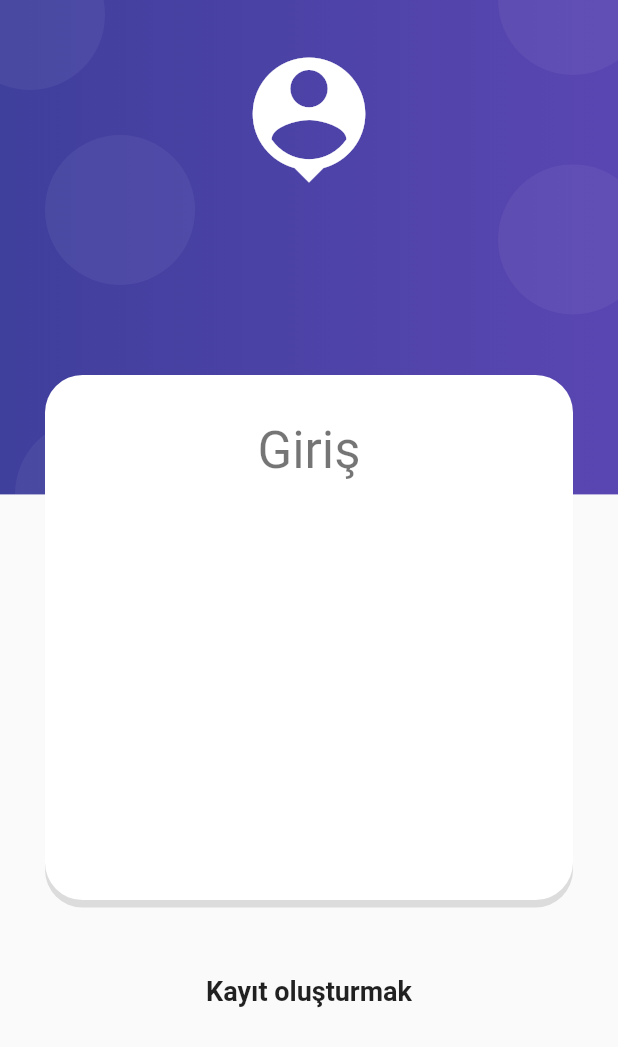
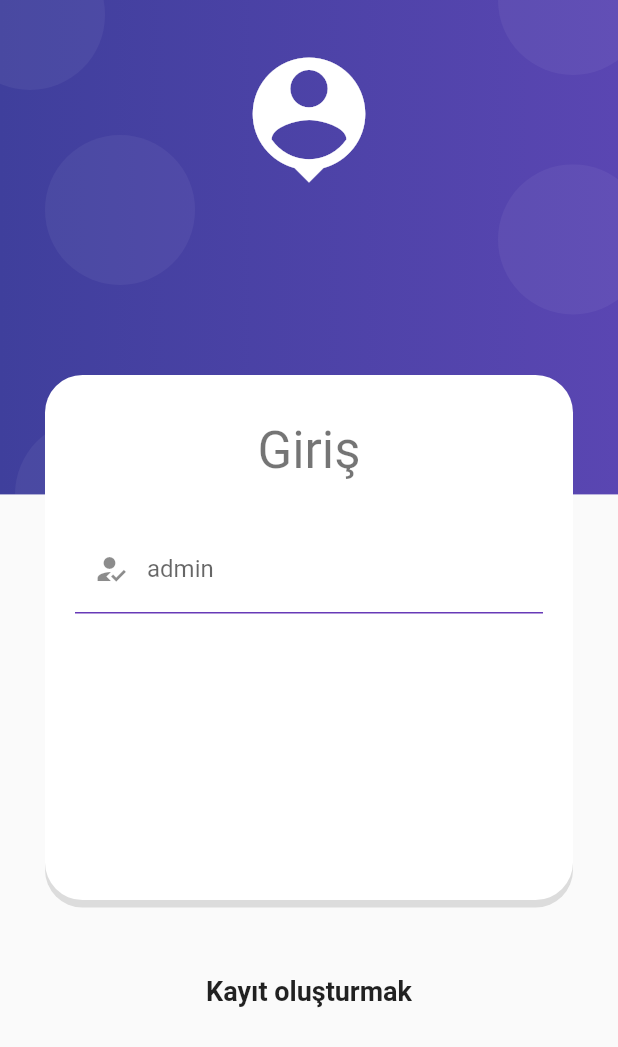
Before and after one commit to muratkcrm/fastmkcrm, a Flutter app: the screen it shows after launch, on a phone screen of 412 x 824 dp. Shown: the top 1047 px of the screen. Run offline on Flutter 3.47's test engine with Material 2 defaults, Android fonts, the phone set to English and light mode, and no system bars.

Commit message:
fastmkcrm1-2

```diff
--- a/lib/screens/login_screen.dart
+++ b/lib/screens/login_screen.dart
@@ -45,6 +45,29 @@ class LoginScreen extends StatelessWidget {
               const SizedBox(height: 10),
               Text('Giriş', style: Theme.of(context).textTheme.headline4),
               const SizedBox(height: 30),
+              Container(
+                child: Form(
+                  child: Column(
+                    children: [
+                      TextFormField(
+                        autocorrect: false,
+                        decoration: const InputDecoration(
+                          enabledBorder: UnderlineInputBorder(
+                            borderSide: BorderSide(color: Colors.deepPurple),
+                          ),
+                          focusedBorder: UnderlineInputBorder(
+                            borderSide:
+                                BorderSide(color: Colors.deepPurple, width: 2),
+                          ),
+                          hintText: 'Kullanıcı Adı Giriniz...',
+                          labelText: 'admin',
+                          prefixIcon: Icon(Icons.how_to_reg),
+                        ),
+                      ),
+                    ],
+                  ),
+                ),
+              ),
             ],
           ),
         ),
```
